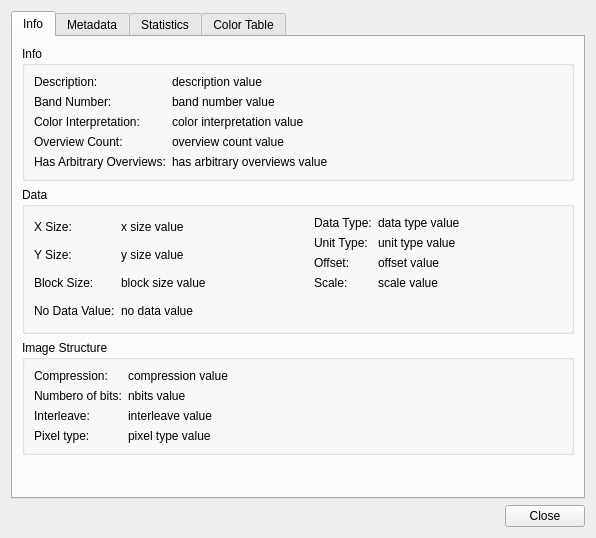
First picture: the form in gsdview/gdalbackend/ui/banddialog.ui, repository avalentino/gsdview, before the edit.
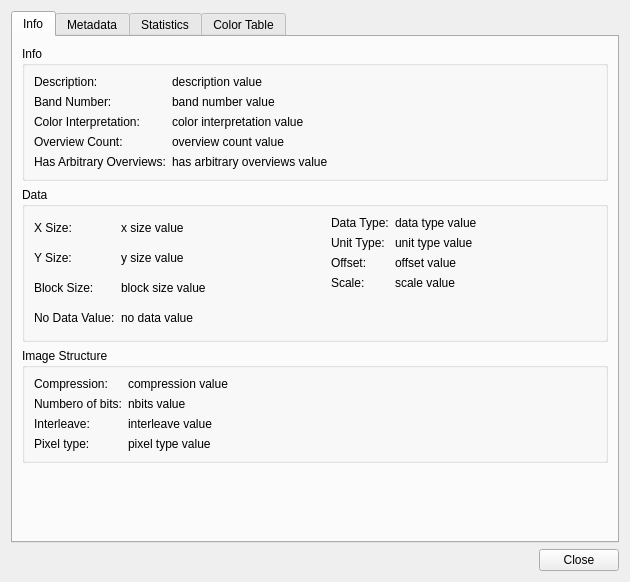
Second picture: the form after the edit.

Commit message: Remove debug statement. Better dialog size for Mac OS X.

The edit to the form file:
```diff
--- a/gsdview/gdalbackend/ui/banddialog.ui
+++ b/gsdview/gdalbackend/ui/banddialog.ui
@@ -6,8 +6,8 @@
    <rect>
     <x>0</x>
     <y>0</y>
-    <width>596</width>
-    <height>538</height>
+    <width>630</width>
+    <height>582</height>
    </rect>
   </property>
   <property name="windowTitle">
```
The commit also changes 2 other files.
